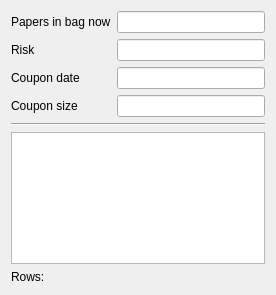
Qt form test_projects/rest_api/ui/assetinfowidget.ui (AlexanderR9/repo_qt5) before a commit.
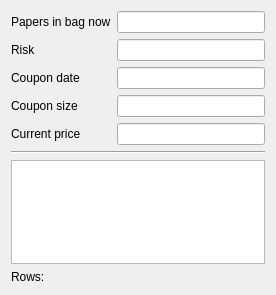
The same form after that commit.

Commit message: add cur price to asset info

Diff of the .ui file:
```diff
--- a/test_projects/rest_api/ui/assetinfowidget.ui
+++ b/test_projects/rest_api/ui/assetinfowidget.ui
@@ -52,14 +52,14 @@
      </property>
     </widget>
    </item>
-   <item row="4" column="0" colspan="2">
+   <item row="5" column="0" colspan="2">
     <widget class="Line" name="line">
      <property name="orientation">
       <enum>Qt::Horizontal</enum>
      </property>
     </widget>
    </item>
-   <item row="5" column="0" colspan="2">
+   <item row="6" column="0" colspan="2">
     <widget class="QTableWidget" name="historyTable">
      <property name="selectionMode">
       <enum>QAbstractItemView::NoSelection</enum>
@@ -72,7 +72,7 @@
      </attribute>
     </widget>
    </item>
-   <item row="6" column="0" colspan="2">
+   <item row="7" column="0" colspan="2">
     <widget class="QLabel" name="rowsLabel">
      <property name="text">
       <string>Rows: </string>
@@ -89,6 +89,16 @@
    <item row="3" column="1">
     <widget class="QLineEdit" name="couponSizeLineEdit"/>
    </item>
+   <item row="4" column="0">
+    <widget class="QLabel" name="label_5">
+     <property name="text">
+      <string>Current price</string>
+     </property>
+    </widget>
+   </item>
+   <item row="4" column="1">
+    <widget class="QLineEdit" name="priceLineEdit"/>
+   </item>
   </layout>
  </widget>
  <resources/>
```
The commit also changes 2 other files.
